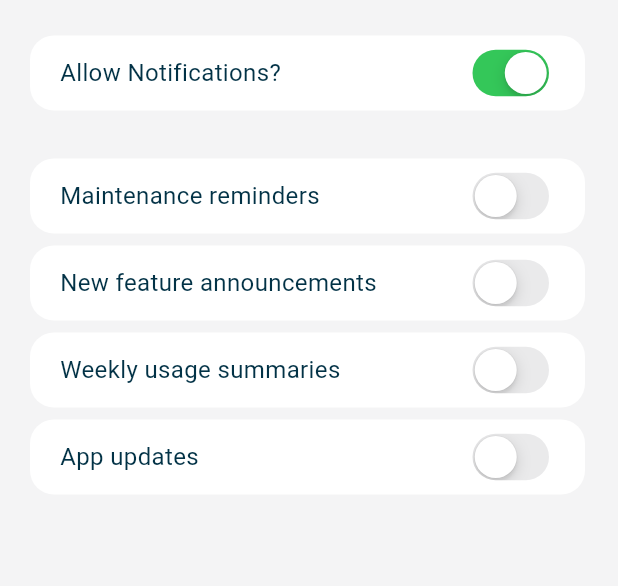
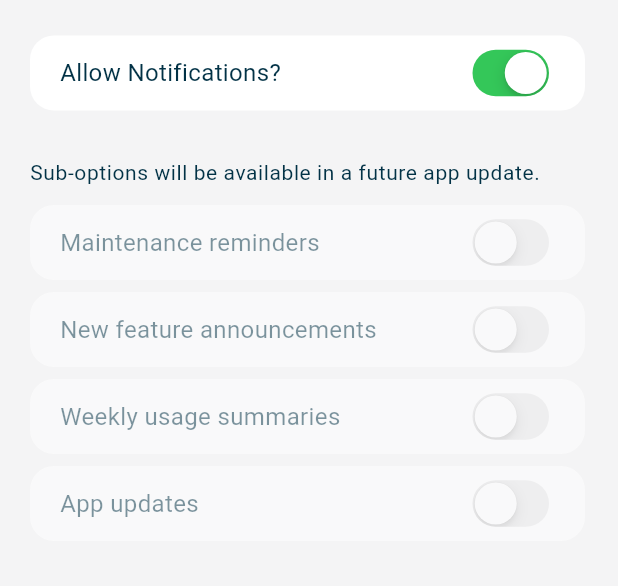
Before and after one commit to andrew-flxinvapp/flex-gym-inventory, a Flutter app: the NotificationsScreen screen opened by its route, on a phone screen of 412 x 824 dp, the part 251-837 px from its top. Run offline on Flutter 3.47's test engine with Material 3 defaults, Android fonts, the phone set to English and light mode, and no system bars; our stand-ins replace app_links, dropdown_button2, fl_chart, flutter_dotenv, flutter_riverpod, flutter_slidable and 6 more; accounts and stored records are empty; generated files the repository leaves out were written again.

Commit message:
small change to text copy.

```diff
--- a/lib/src/screens/notifications.dart
+++ b/lib/src/screens/notifications.dart
@@ -199,7 +199,18 @@ class _NotificationsScreenState extends State<NotificationsScreen> with WidgetsB
                 },
               ),
               const SizedBox(height: 32),
-              Column(
+              Text(
+                'Sub-options will be available in a future app update.',
+                style: Theme.of(context).textTheme.bodySmall?.copyWith(
+                  color: AppTheme.lightTextPrimary,
+                ),
+              ),
+              const SizedBox(height: 12),
+              AbsorbPointer(
+                absorbing: true,
+                child: Opacity(
+                  opacity: 0.5,
+                  child: Column(
                     children: [
                       NotificationsToggle(
                         label: 'Maintenance reminders',
@@ -226,6 +237,8 @@ class _NotificationsScreenState extends State<NotificationsScreen> with WidgetsB
                       ),
                     ],
                   ),
+                ),
+              ),
             ],
           ),
         ),
```
Lines whose indentation alone changed are shown as unchanged.
